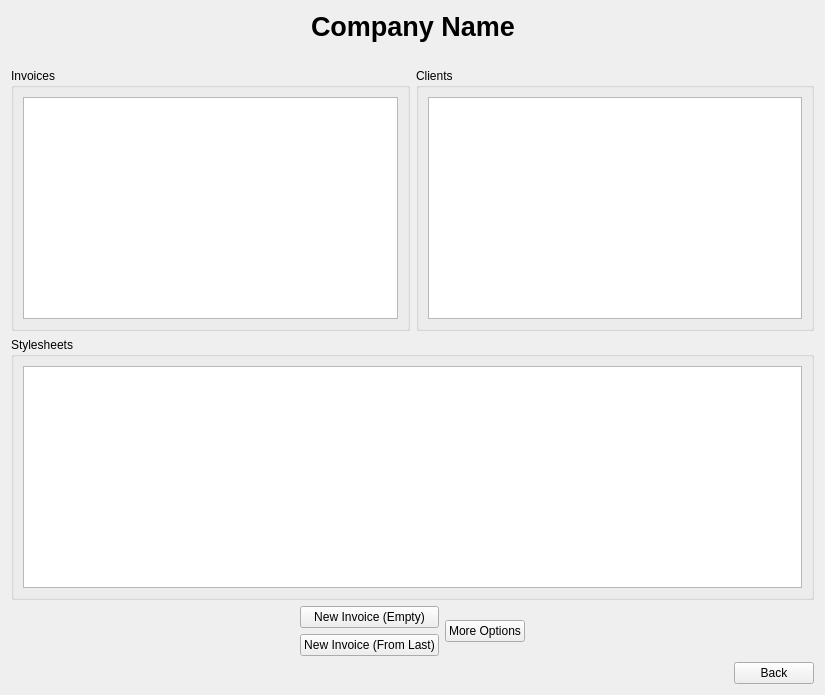
The window that MainPage.ui (MickaelOnTheWave/InvoiceManager) describes before a commit, drawn with Qt 5.
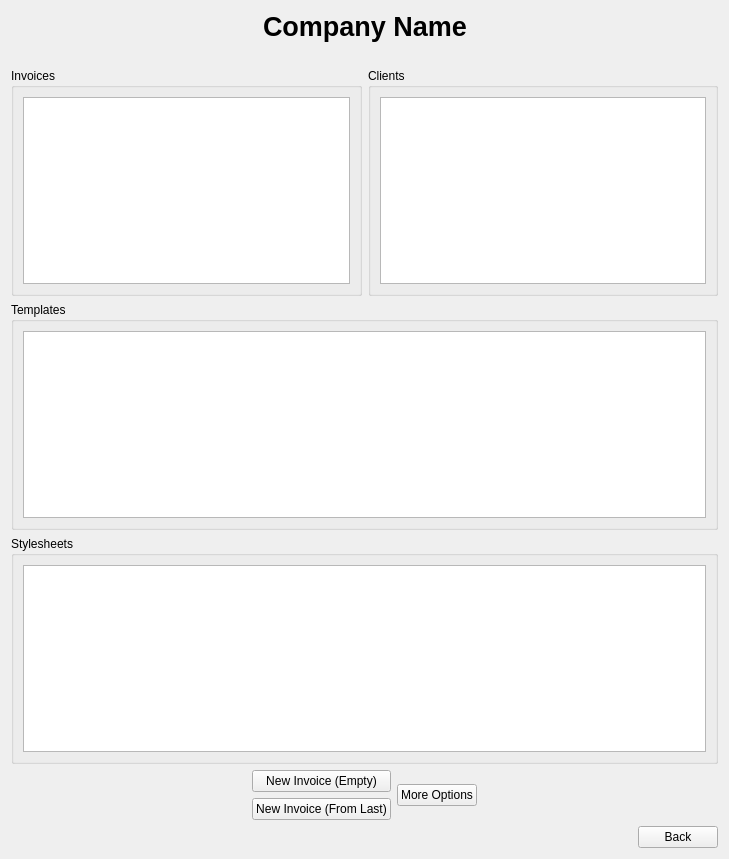
The same window after the commit. Custom widgets are drawn as their Qt base class.

Commit message: Updated Database and UI to use templates and notes

What changed in the file:
```diff
--- a/MainPage.ui
+++ b/MainPage.ui
@@ -6,14 +6,14 @@
    <rect>
     <x>0</x>
     <y>0</y>
-    <width>825</width>
-    <height>695</height>
+    <width>729</width>
+    <height>859</height>
    </rect>
   </property>
   <property name="windowTitle">
    <string>Form</string>
   </property>
-  <layout class="QVBoxLayout" name="verticalLayout_5">
+  <layout class="QVBoxLayout" name="verticalLayout_6">
    <item>
     <layout class="QHBoxLayout" name="horizontalLayout_2">
      <item>
@@ -102,6 +102,18 @@
      </item>
     </layout>
    </item>
+   <item>
+    <widget class="QGroupBox" name="groupBox_4">
+     <property name="title">
+      <string>Templates</string>
+     </property>
+     <layout class="QVBoxLayout" name="verticalLayout_5">
+      <item>
+       <widget class="QTableView" name="templatesView"/>
+      </item>
+     </layout>
+    </widget>
+   </item>
    <item>
     <widget class="QGroupBox" name="groupBox_3">
      <property name="title">
```
The commit also changes 25 other files.
